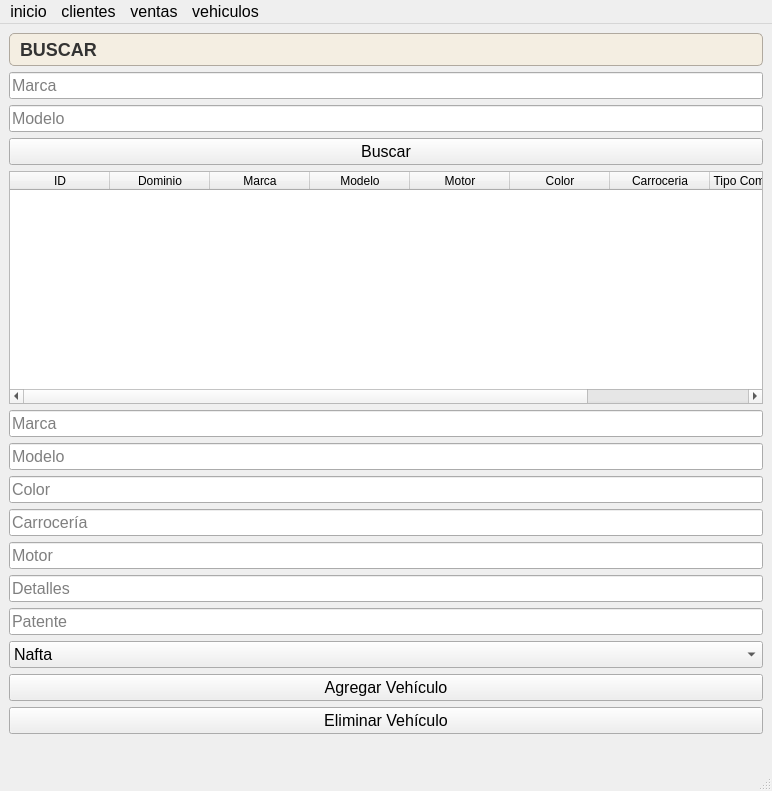
First picture: the form in src/gui/vehiculos.ui, repository GabrielTrejo1/Prueba, before the edit.
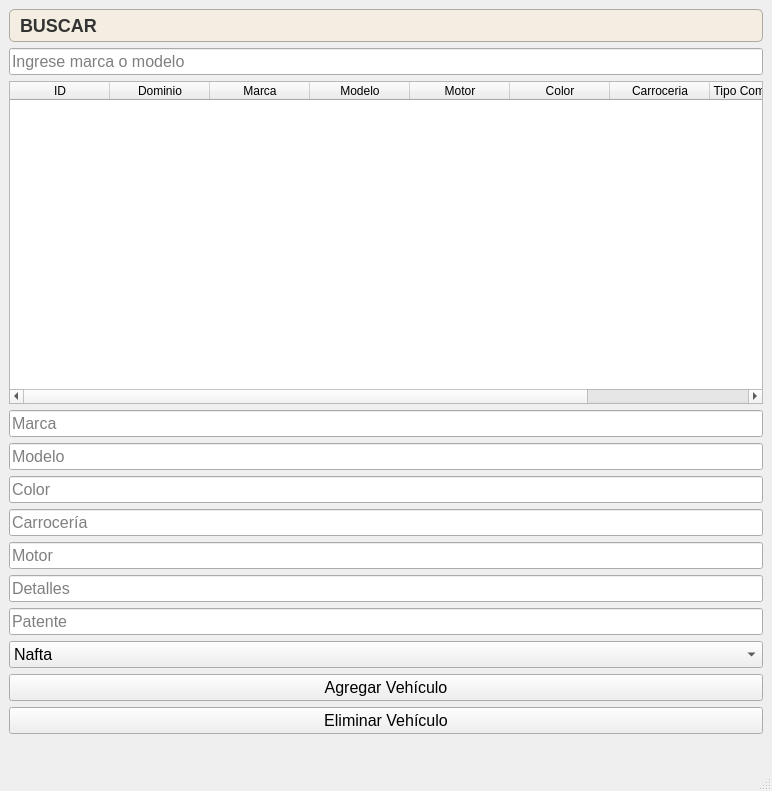
Second picture: the form after the edit.

```diff
--- a/src/gui/vehiculos.ui
+++ b/src/gui/vehiculos.ui
@@ -93,21 +93,7 @@
     <item>
      <widget class="QLineEdit" name="txtMarca">
       <property name="placeholderText">
-       <string>Marca</string>
-      </property>
-     </widget>
-    </item>
-    <item>
-     <widget class="QLineEdit" name="txtModelo">
-      <property name="placeholderText">
-       <string>Modelo</string>
-      </property>
-     </widget>
-    </item>
-    <item>
-     <widget class="QPushButton" name="btnBuscar">
-      <property name="text">
-       <string>Buscar</string>
+       <string>Ingrese marca o modelo</string>
       </property>
      </widget>
     </item>
@@ -270,40 +256,6 @@
     </item>
    </layout>
   </widget>
-  <widget class="QMenuBar" name="menubar">
-   <property name="geometry">
-    <rect>
-     <x>0</x>
-     <y>0</y>
-     <width>772</width>
-     <height>21</height>
-    </rect>
-   </property>
-   <widget class="QMenu" name="menuinicio">
-    <property name="title">
-     <string>inicio</string>
-    </property>
-   </widget>
-   <widget class="QMenu" name="menuclientes">
-    <property name="title">
-     <string>clientes</string>
-    </property>
-   </widget>
-   <widget class="QMenu" name="menuventas">
-    <property name="title">
-     <string>ventas</string>
-    </property>
-   </widget>
-   <widget class="QMenu" name="menuvehiculos">
-    <property name="title">
-     <string>vehiculos</string>
-    </property>
-   </widget>
-   <addaction name="menuinicio"/>
-   <addaction name="menuclientes"/>
-   <addaction name="menuventas"/>
-   <addaction name="menuvehiculos"/>
-  </widget>
   <widget class="QStatusBar" name="statusbar"/>
  </widget>
  <resources/>
```
Left out of the diff: 6 changed lines with no effect on the pictures.
